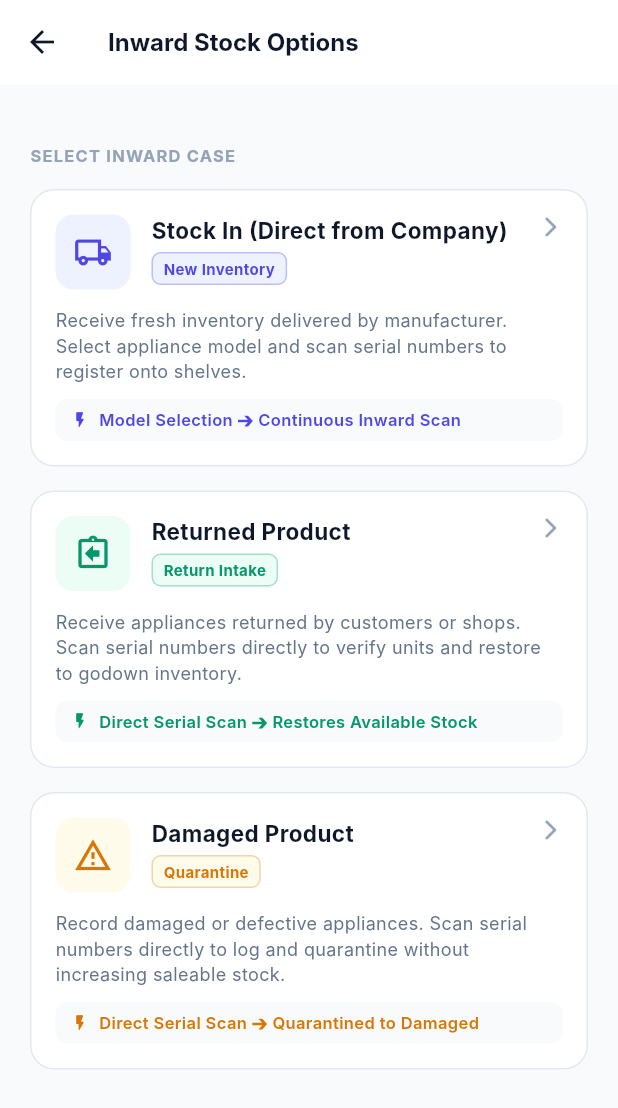
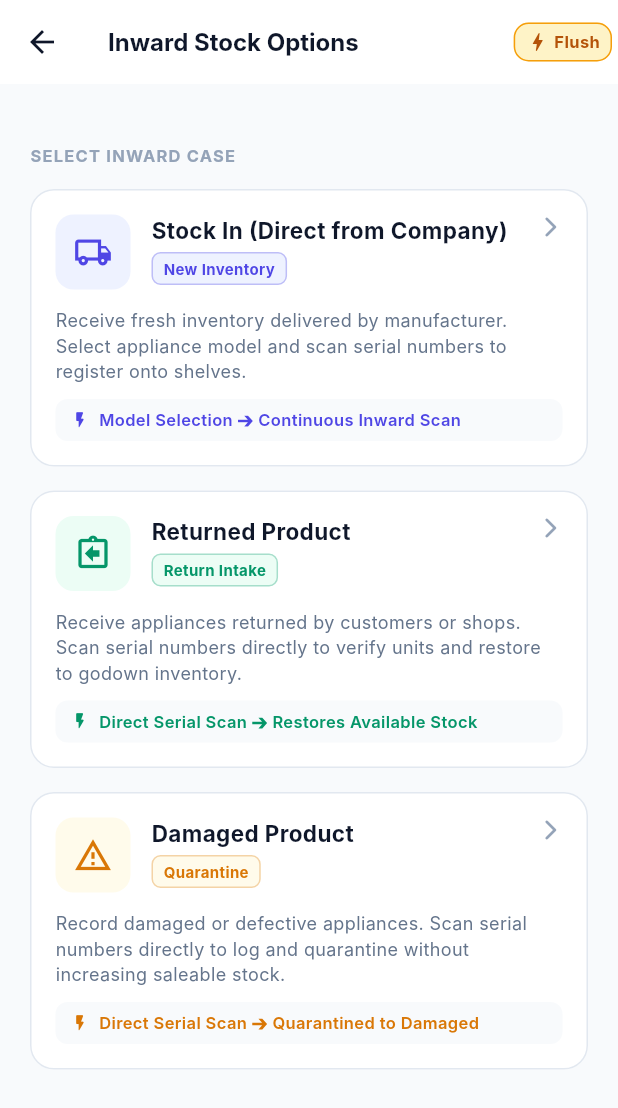
Before and after one commit to ANZAL12/GA-STOCK, a Flutter app: the InwardScreen screen opened directly, on a phone screen of 412 x 824 dp. Shown: the top 1108 px of the screen. Run offline on Flutter 3.47's test engine with Material 3 defaults, Android fonts, the phone set to English and light mode, and no system bars; our stand-ins replace audioplayers, pdf, printing, shared_preferences; missing offline and left inert: mobile_scanner; accounts and stored records are empty; network calls fail; Roboto replaces fonts that are missing (Inter).

Commit message:
app changes and flush button added

```diff
--- a/mobile/lib/screens/home_screen.dart
+++ b/mobile/lib/screens/home_screen.dart
@@ -17,6 +17,7 @@ import 'offline_queue_screen.dart';
 import 'print_bill_screen.dart';
 import 'quick_dispatch_screen.dart';
 import 'godown_report_print_screen.dart';
+import '../widgets/flush_lag_button.dart';
 
 class HomeScreen extends StatefulWidget {
   const HomeScreen({super.key});
@@ -295,6 +296,7 @@ class _HomeScreenState extends State<HomeScreen> {
           ],
         ),
         actions: [
+          const FlushLagButton(),
           if (_pendingQueueCount > 0)
             Focus(
               canRequestFocus: false,
--- a/mobile/lib/widgets/add_product_dialog.dart
+++ b/mobile/lib/widgets/add_product_dialog.dart
@@ -87,9 +87,6 @@ class _AddProductDialogState extends State<AddProductDialog> {
       if (mounted) {
         setState(() {
           _categories = list;
-          if (list.isNotEmpty) {
-            _selectedCategory = list.first;
-          }
           _loadingCategories = false;
         });
       }
@@ -549,7 +546,7 @@ class _AddProductDialogState extends State<AddProductDialog> {
                                   child: DropdownButton<Category>(
                                     value: _selectedCategory,
                                     isExpanded: true,
-                                    hint: const Text('Select Category', style: TextStyle(fontSize: 13)),
+                                    hint: const Text('Select Category', style: TextStyle(fontSize: 13, color: Color(0xFF94A3B8))),
                                     items: _categories.map((c) {
                                       return DropdownMenuItem<Category>(
                                         value: c,
--- /dev/null
+++ b/mobile/lib/widgets/flush_lag_button.dart
@@ -0,0 +1,166 @@
+import 'package:flutter/material.dart';
+import 'package:flutter/services.dart';
+import '../services/hardware_scanner_service.dart';
+import 'top_toast.dart';
+
+/// Reusable small action button to flush lag, purge audio queues,
+/// wipe stuck hardware keyboard buffers, and release native system resources.
+class FlushLagButton extends StatefulWidget {
+  final VoidCallback? onCustomFlush;
+  final bool compact;
+  final Color? color;
+
+  const FlushLagButton({
+    super.key,
+    this.onCustomFlush,
+    this.compact = false,
+    this.color,
+  });
+
+  @override
+  State<FlushLagButton> createState() => _FlushLagButtonState();
+}
+
+class _FlushLagButtonState extends State<FlushLagButton> with SingleTickerProviderStateMixin {
+  late AnimationController _animController;
+  bool _isFlushing = false;
+
+  @override
+  void initState() {
+    super.initState();
+    _animController = AnimationController(
+      vsync: this,
+      duration: const Duration(milliseconds: 400),
+    );
+  }
+
+  @override
+  void dispose() {
+    _animController.dispose();
+    super.dispose();
+  }
+
+  Future<void> _handleFlush() async {
+    if (_isFlushing) return;
+    setState(() => _isFlushing = true);
+    _animController.forward(from: 0.0);
+
+    // 1. Immediate crisp tactile & audio feedback
+    try {
+      HapticFeedback.mediumImpact();
+      SystemSound.play(SystemSoundType.click);
+    } catch (_) {}
+
+    // 2. Unfocus any active keyboard or focus node to reset soft keyboard and dongle buffer
+    try {
+      FocusManager.instance.primaryFocus?.unfocus();
+    } catch (_) {}
+
+    // 3. Clear Flutter memory & image caches for low-RAM (3GB) tablets
+    try {
+      PaintingBinding.instance.imageCache.clear();
+      PaintingBinding.instance.imageCache.clearLiveImages();
+    } catch (_) {}
+
+    // 4. Flush Hardware Scanner queues & Sound Service audio channels
+    HardwareScannerService().flushAll();
+
+    // 5. Invoke screen-specific cleanup if provided
+    try {
+      widget.onCustomFlush?.call();
+    } catch (e) {
+      debugPrint('[FlushLagButton] onCustomFlush error: $e');
+    }
+
+    // 6. Visual notification toast
+    if (mounted) {
+      TopToast.show(
+        context,
+        message: '⚡ Scanner Buffer & Audio Flushed — Lag Cleared',
+        backgroundColor: const Color(0xFFD97706), // Amber-600
+        icon: Icons.bolt_rounded,
+        duration: const Duration(milliseconds: 1400),
+      );
+    }
+
+    await Future.delayed(const Duration(milliseconds: 450));
+    if (mounted) {
+      setState(() => _isFlushing = false);
+    }
+  }
+
+  @override
+  Widget build(BuildContext context) {
+    if (widget.compact) {
+      return Focus(
+        canRequestFocus: false,
+        descendantsAreFocusable: false,
+        skipTraversal: true,
+        child: RotationTransition(
+          turns: Tween(begin: 0.0, end: 1.0).animate(
+            CurvedAnimation(parent: _animController, curve: Curves.easeInOut),
+          ),
+          child: IconButton(
+            focusNode: FocusNode(canRequestFocus: false, skipTraversal: true),
+            icon: Icon(
+              Icons.bolt_rounded,
+              color: widget.color ?? const Color(0xFFD97706),
+              size: 22,
+            ),
+            tooltip: 'Flush Lag ⚡ (Reset Scanner & Audio)',
+            onPressed: _handleFlush,
+          ),
+        ),
+      );
+    }
+
+    return Focus(
+      canRequestFocus: false,
+      descendantsAreFocusable: false,
+      skipTraversal: true,
+      child: Center(
+        child: Padding(
+          padding: const EdgeInsets.symmetric(horizontal: 4, vertical: 8),
+          child: Material(
+            color: const Color(0xFFFEF3C7), // Amber 100
+            shape: RoundedRectangleBorder(
+              borderRadius: BorderRadius.circular(10),
+              side: const BorderSide(color: Color(0xFFF59E0B), width: 1), // Amber 500
+            ),
+            child: InkWell(
+              borderRadius: BorderRadius.circular(10),
+              onTap: _handleFlush,
+              child: Padding(
+                padding: const EdgeInsets.symmetric(horizontal: 8, vertical: 5),
+                child: Row(
+                  mainAxisSize: MainAxisSize.min,
+                  children: [
+                    RotationTransition(
+                      turns: Tween(begin: 0.0, end: 1.0).animate(
+                        CurvedAnimation(parent: _animController, curve: Curves.easeInOut),
+                      ),
+                      child: const Icon(
+                        Icons.bolt_rounded,
+                        size: 16,
+                        color: Color(0xFFB45309), // Amber 700
+                      ),
+                    ),
+                    const SizedBox(width: 3),
+                    const Text(
+                      'Flush',
+                      style: TextStyle(
+                        fontSize: 11,
+                        fontWeight: FontWeight.bold,
+                        color: Color(0xFFB45309),
+                      ),
+                    ),
+                  ],
+                ),
+              ),
+            ),
+          ),
+        ),
+      ),
+    );
+  }
+}
--- a/mobile/lib/widgets/scanner_widget.dart
+++ b/mobile/lib/widgets/scanner_widget.dart
@@ -5,6 +5,7 @@ import 'package:mobile_scanner/mobile_scanner.dart';
 import '../services/sound_service.dart';
 import '../services/hardware_scanner_service.dart';
 import 'uppercase_formatter.dart';
+import 'flush_lag_button.dart';
 
 class BarcodeScannerWidget extends StatefulWidget {
   final String title;
@@ -459,6 +460,7 @@ class _BarcodeScannerWidgetState extends State<BarcodeScannerWidget>
             ),
           ),
         actions: [
+          const FlushLagButton(compact: true, color: Colors.amberAccent),
           Focus(
             canRequestFocus: false,
             descendantsAreFocusable: false,
```
Also changed, not shown: mobile/lib/screens/inward_screen.dart (+10 -0 lines), mobile/lib/screens/outward_screen.dart (+10 -0 lines), mobile/lib/screens/print_bill_screen.dart (+154 -93 lines), mobile/lib/screens/quick_dispatch_screen.dart (+7 -0 lines), mobile/lib/services/hardware_scanner_service.dart (+12 -0 lines), mobile/lib/services/sound_service.dart (+38 -3 lines).
